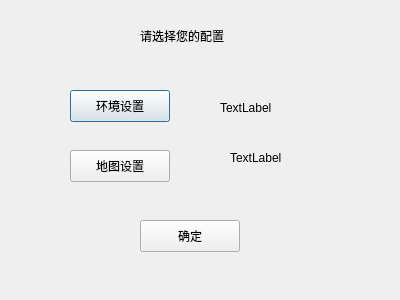
UbeCc/SnakeFoP, file settingpage.ui: the form before one commit.
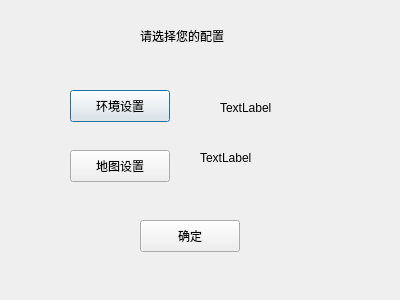
The form after the commit.

The edit to the form file:
```diff
--- a/settingpage.ui
+++ b/settingpage.ui
@@ -18,7 +18,7 @@
     <rect>
      <x>220</x>
      <y>100</y>
-     <width>58</width>
+     <width>171</width>
      <height>16</height>
     </rect>
    </property>
@@ -29,9 +29,9 @@
   <widget class="QLabel" name="mapLabel">
    <property name="geometry">
     <rect>
-     <x>230</x>
+     <x>200</x>
      <y>150</y>
-     <width>58</width>
+     <width>191</width>
      <height>16</height>
     </rect>
    </property>
```
Left out of the diff: 4 changed lines with no effect on the pictures.
